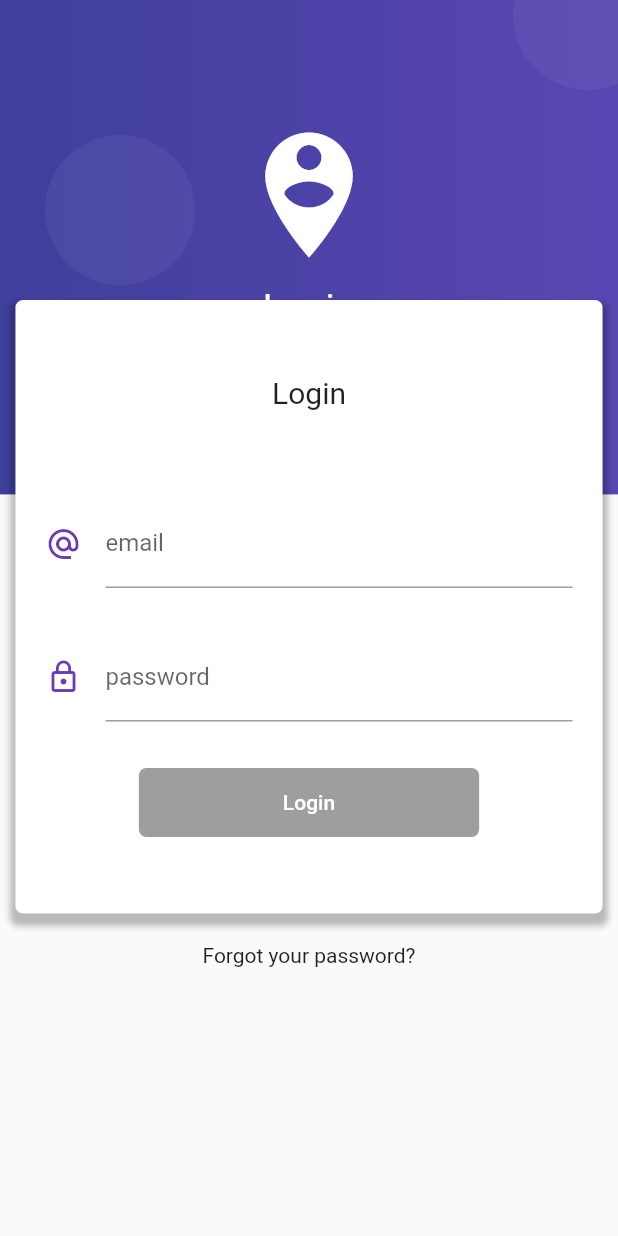
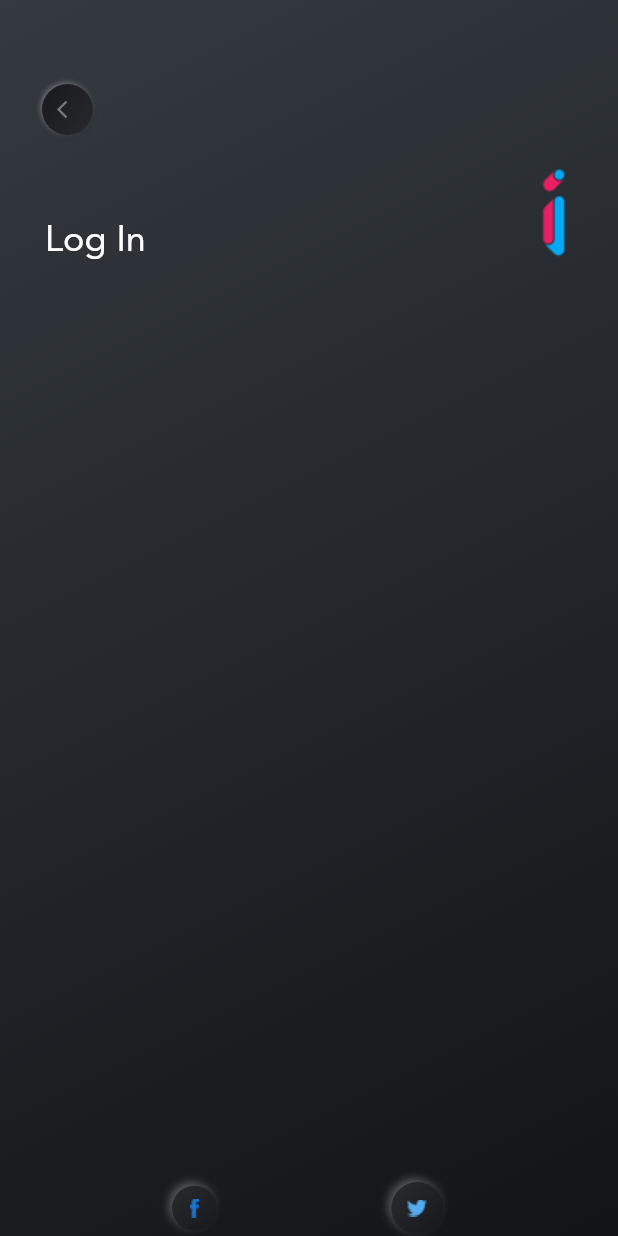
Before and after one commit to chessco/ido_english, a Flutter app: the screen it shows after launch, on a phone screen of 412 x 824 dp. Run offline on Flutter 3.47's test engine with Material 2 defaults, Android fonts, the phone set to English and light mode, and no system bars; drawn by our look-alikes of flutter_neumorphic; our stand-ins replace rxdart.

Commit message:
Javi branch
Javi branch

```diff
--- a/lib/main.dart
+++ b/lib/main.dart
@@ -4,29 +4,33 @@ import 'package:ido_english/src/bloc/provider.dart';
 
 import 'package:ido_english/src/pages/home_page.dart';
 import 'package:ido_english/src/pages/login_page.dart';
-import 'package:ido_english/src/pages/producto_page.dart';
 
 void main() => runApp(MyApp());
 
 class MyApp extends StatelessWidget {
   @override
   Widget build(BuildContext context) {
-
     return Provider(
       child: MaterialApp(
         debugShowCheckedModeBanner: false,
         title: 'iDo English',
         initialRoute: 'login',
         routes: {
-          'login' : ( BuildContext context ) => LoginPage(),
-          'home'  : ( BuildContext context ) => HomePage(),
-          'producto'  : ( BuildContext context ) => ProductoPage(),
+          'login': (BuildContext context) => LoginPage(),
+          'home': (BuildContext context) => HomePage(),
         },
         theme: ThemeData(
-          primaryColor: Colors.deepOrange,
+          primaryColor: Color(0xFF17191C),
+          brightness: Brightness.light,
+          textTheme: TextTheme(
+            title: TextStyle(
+              color: Colors.white,
+              fontSize: 24,
+            ),
+          ),
+          fontFamily: 'AvenirLTStd',
         ),
       ),
     );
-
   }
 }
--- a/lib/src/pages/login_page.dart
+++ b/lib/src/pages/login_page.dart
@@ -1,38 +1,91 @@
 import 'package:flutter/material.dart';
+import 'package:flutter/services.dart';
 import 'package:ido_english/src/bloc/provider.dart';
+import 'package:ido_english/src/shared/shared.dart';
 
 class LoginPage extends StatelessWidget {
   @override
   Widget build(BuildContext context) {
+    Size size = MediaQuery.of(context).size;
     return Scaffold(
-      body: Stack(
+      resizeToAvoidBottomInset: false,
+      body: AnnotatedRegion<SystemUiOverlayStyle>(
+        value: SystemUiOverlayStyle.light,
+        child: Stack(
+          fit: StackFit.expand,
           children: <Widget>[
-          _crearFondo( context ),
-          _loginForm( context ),
+            BackgroundWidget(
+              width: size.width,
+              height: size.height,
+              child: Column(
+                children: <Widget>[],
+              ),
+            ),
+            Positioned(
+              child: BackButtonWidget(),
+              left: 20,
+              top: kToolbarHeight,
+            ),
+            Positioned(
+              child: Container(
+                child: Text('Log In', style: Theme.of(context).textTheme.title),
+              ),
+              left: 30,
+              top: kToolbarHeight + 90,
+            ),
+            Positioned(
+              child: Container(
+                child: Image.asset('assets/images/idologo.png'),
+              ),
+              right: 30,
+              top: kToolbarHeight + 50,
+            ),
+            Container(
+              height: double.infinity,
+              child: SafeArea(
+                child: Column(
+                  children: <Widget>[
+                    Expanded(
+                      child: SingleChildScrollView(
+                        physics: AlwaysScrollableScrollPhysics(),
+                        child: Column(),
+                      ),
+                    ),
+                    Spacer(),
+                    Row(
+                      mainAxisAlignment: MainAxisAlignment.spaceEvenly,
+                      crossAxisAlignment: CrossAxisAlignment.center,
+                      children: <Widget>[
+                        FbButtonWidget(),
+                        TwitterButtonWidget(),
                       ],
-      )
+                    ),
+                  ],
+                ),
+              ),
+            ),
+          ],
+        ),
+      ),
     );
   }
 
   Widget _loginForm(BuildContext context) {
-
     final bloc = Provider.of(context);
     final size = MediaQuery.of(context).size;
 
     return SingleChildScrollView(
       child: Column(
         children: <Widget>[
-
           SafeArea(
             child: Container(
               height: 180.0,
             ),
           ),
-
           Container(
             width: size.width * 0.95,
             margin: EdgeInsets.symmetric(vertical: 20.0),
-            padding: EdgeInsets.symmetric( vertical: 50.0 ),
+            padding: EdgeInsets.symmetric(vertical: 50.0),
             decoration: BoxDecoration(
                 color: Colors.white,
                 borderRadius: BorderRadius.circular(5.0),
@@ -41,146 +94,113 @@ class LoginPage extends StatelessWidget {
                       color: Colors.black26,
                       blurRadius: 3.0,
                       offset: Offset(0.0, 5.0),
-                  spreadRadius: 3.0
-                )
-              ]
-            ),
+                      spreadRadius: 3.0)
+                ]),
             child: Column(
               children: <Widget>[
                 Text('Login', style: TextStyle(fontSize: 20.0)),
-                SizedBox( height: 60.0 ),
-                _crearEmail( bloc ),
-                SizedBox( height: 30.0 ),
-                _crearPassword( bloc ),
-                SizedBox( height: 30.0 ),
-                _crearBoton( bloc )
+                SizedBox(height: 60.0),
+                _crearEmail(bloc),
+                SizedBox(height: 30.0),
+                _crearPassword(bloc),
+                SizedBox(height: 30.0),
+                _crearBoton(bloc)
               ],
             ),
           ),
-
           Text('Forgot your password?'),
-          SizedBox( height: 100.0 )
+          SizedBox(height: 100.0)
         ],
       ),
     );
-
-
   }
 
   Widget _crearEmail(LoginBloc bloc) {
-
     return StreamBuilder(
       stream: bloc.emailStream,
-      builder: (BuildContext context, AsyncSnapshot snapshot){
-
+      builder: (BuildContext context, AsyncSnapshot snapshot) {
         return Container(
           padding: EdgeInsets.symmetric(horizontal: 20.0),
-
           child: TextField(
             keyboardType: TextInputType.emailAddress,
             decoration: InputDecoration(
-            icon: Icon( Icons.alternate_email, color: Colors.deepPurple ),
+                icon: Icon(Icons.alternate_email, color: Colors.deepPurple),
                 hintText: 'sample@email.com',
                 labelText: 'email',
                 counterText: snapshot.data,
-            errorText: snapshot.error
-          ),
+                errorText: snapshot.error),
             onChanged: bloc.changeEmail,
           ),
-
         );
-
-
       },
     );
-
-
   }
 
   Widget _crearPassword(LoginBloc bloc) {
-
     return StreamBuilder(
       stream: bloc.passwordStream,
-      builder: (BuildContext context, AsyncSnapshot snapshot){
-
+      builder: (BuildContext context, AsyncSnapshot snapshot) {
         return Container(
           padding: EdgeInsets.symmetric(horizontal: 20.0),
-
           child: TextField(
             obscureText: true,
             decoration: InputDecoration(
-              icon: Icon( Icons.lock_outline, color: Colors.deepPurple ),
+                icon: Icon(Icons.lock_outline, color: Colors.deepPurple),
                 labelText: 'password',
                 counterText: snapshot.data,
-              errorText: snapshot.error
-            ),
+                errorText: snapshot.error),
             onChanged: bloc.changePassword,
           ),
-
         );
-
       },
     );
-
-
   }
 
-  Widget _crearBoton( LoginBloc bloc) {
-
+  Widget _crearBoton(LoginBloc bloc) {
     // formValidStream
     // snapshot.hasData
     //  true ? algo si true : algo si false
 
     return StreamBuilder(
       stream: bloc.formValidStream,
-      builder: (BuildContext context, AsyncSnapshot snapshot){
-
+      builder: (BuildContext context, AsyncSnapshot snapshot) {
         return RaisedButton(
             child: Container(
-            padding: EdgeInsets.symmetric( horizontal: 80.0, vertical: 15.0),
+              padding: EdgeInsets.symmetric(horizontal: 80.0, vertical: 15.0),
               child: Text('Login'),
             ),
             shape: RoundedRectangleBorder(
-            borderRadius: BorderRadius.circular(5.0)
-          ),
+                borderRadius: BorderRadius.circular(5.0)),
             elevation: 0.0,
             color: Colors.deepPurple,
             textColor: Colors.white,
-          onPressed: snapshot.hasData ? ()=> _login(bloc, context) : null
-        );
+            onPressed: snapshot.hasData ? () => _login(bloc, context) : null);
       },
     );
   }
 
   _login(LoginBloc bloc, BuildContext context) {
-
     print('================');
-    print('Email: ${ bloc.email }');
-    print('Password: ${ bloc.password }');
+    print('Email: ${bloc.email}');
+    print('Password: ${bloc.password}');
     print('================');
 
     Navigator.pushReplacementNamed(context, 'home');
-
   }
 
-
   Widget _crearFondo(BuildContext context) {
-
     final size = MediaQuery.of(context).size;
 
     final fondoModaro = Container(
       height: size.height * 0.4,
       width: double.infinity,
       decoration: BoxDecoration(
-        gradient: LinearGradient(
-          colors: <Color> [
+          gradient: LinearGradient(colors: <Color>[
         Color.fromRGBO(63, 63, 156, 1.0),
         Color.fromRGBO(90, 70, 178, 1.0)
         //Colors.black87,
         // Colors.black38
-          ]
-        )
-      ),
+      ])),
     );
 
     final circulo = Container(
@@ -188,34 +208,29 @@ class LoginPage extends StatelessWidget {
       height: 100.0,
       decoration: BoxDecoration(
           borderRadius: BorderRadius.circular(100.0),
-        color: Color.fromRGBO(255, 255, 255, 0.05)
-      ),
+          color: Color.fromRGBO(255, 255, 255, 0.05)),
     );
-
 
     return Stack(
       children: <Widget>[
         fondoModaro,
-        Positioned( top: 90.0, left: 30.0, child: circulo ),
-        Positioned( top: -40.0, right: -30.0, child: circulo ),
-        Positioned( bottom: -50.0, right: -10.0, child: circulo ),
-        Positioned( bottom: 120.0, right: 20.0, child: circulo ),
-        Positioned( bottom: -50.0, left: -20.0, child: circulo ),
-
+        Positioned(top: 90.0, left: 30.0, child: circulo),
+        Positioned(top: -40.0, right: -30.0, child: circulo),
+        Positioned(bottom: -50.0, right: -10.0, child: circulo),
+        Positioned(bottom: 120.0, right: 20.0, child: circulo),
+        Positioned(bottom: -50.0, left: -20.0, child: circulo),
         Container(
           padding: EdgeInsets.only(top: 80.0),
           child: Column(
             children: <Widget>[
-              Icon( Icons.person_pin_circle, color: Colors.white, size: 100.0 ),
-              SizedBox( height: 10.0, width: double.infinity ),
-              Text('Login', style: TextStyle( color: Colors.white, fontSize: 25.0 ))
+              Icon(Icons.person_pin_circle, color: Colors.white, size: 100.0),
+              SizedBox(height: 10.0, width: double.infinity),
+              Text('Login',
+                  style: TextStyle(color: Colors.white, fontSize: 25.0))
             ],
           ),
         )
-
       ],
     );
-
   }
-
 }
--- /dev/null
+++ b/lib/src/shared/background/background.dart
@@ -0,0 +1,46 @@
+import 'package:flutter/material.dart';
+
+class BackgroundWidget extends StatelessWidget {
+  final double height;
+  final double width;
+  final Widget child;
+
+  const BackgroundWidget({Key key, this.height, this.width, this.child})
+      : super(key: key);
+
+  @override
+  Widget build(BuildContext context) {
+    return Container(
+      height: height,
+      width: width,
+      decoration: BoxDecoration(
+        gradient: LinearGradient(
+          begin: Alignment.topLeft,
+          end: Alignment.bottomRight,
+          colors: [
+            Color(0xFF353A40),
+            Color(0xFF121416),
+          ],
+        ),
+        boxShadow: [
+          BoxShadow(
+            color: Color.fromRGBO(232, 237, 243, 0.05),
+            offset: Offset(12, -20),
+            blurRadius: 56,
+          ),
+          BoxShadow(
+            color: Color.fromRGBO(2, 3, 3, 0.7),
+            offset: Offset(36, 12),
+            blurRadius: 64,
+          ),
+          // BoxShadow(
+          //   color: Color.fromRGBO(248, 249, 249, 0.03),
+          //   offset: Offset(-16, -6),
+          //   blurRadius: 80,
+          // )
+        ],
+      ),
+      child: child,
+    );
+  }
+}
--- /dev/null
+++ b/lib/src/shared/buttons/back_button.dart
@@ -0,0 +1,39 @@
+import 'package:flutter/material.dart';
+import 'package:flutter_neumorphic/flutter_neumorphic.dart';
+
+class BackButtonWidget extends StatelessWidget {
+  final VoidCallback onPressed;
+
+  BackButtonWidget({Key key, this.onPressed});
+  @override
+  Widget build(BuildContext context) {
+    return NeumorphicTheme(
+      theme: NeumorphicThemeData(
+        baseColor: Color(0xFF32383E),
+        variantColor: Color(0xFF17191C),
+        intensity: 0.3,
+        lightSource: LightSource.topLeft,
+        depth: 2,
+      ),
+      child: NeumorphicButton(
+        onClick: onPressed ??
+            () {
+              Navigator.of(context).maybePop();
+            },
+        boxShape: NeumorphicBoxShape.circle(),
+        style: NeumorphicStyle(
+          surfaceIntensity: 0.2,
+          shape: NeumorphicShape.concave,
+          color: Color(0xFF17191C),
+        ),
+        child: Center(
+          child: Icon(
+            Icons.arrow_back_ios,
+            size: 14,
+            color: Colors.grey.withOpacity(0.7),
+          ),
+        ),
+      ),
+    );
+  }
+}
--- /dev/null
+++ b/lib/src/shared/buttons/fb_button.dart
@@ -0,0 +1,37 @@
+import 'package:flutter/material.dart';
+import 'package:flutter_neumorphic/flutter_neumorphic.dart';
+
+class FbButtonWidget extends StatelessWidget {
+  final VoidCallback onPressed;
+
+  FbButtonWidget({Key key, this.onPressed});
+
+  @override
+  Widget build(BuildContext context) {
+    return NeumorphicTheme(
+      theme: NeumorphicThemeData(
+        baseColor: Color(0xFF32383E),
+        variantColor: Color(0xFF17191C),
+        intensity: 0.3,
+        lightSource: LightSource.topLeft,
+        depth: 4,
+      ),
+      child: NeumorphicButton(
+        padding: const EdgeInsets.all(12),
+        onClick: () {},
+        boxShape: NeumorphicBoxShape.circle(),
+        style: NeumorphicStyle(
+          surfaceIntensity: 0.2,
+          shape: NeumorphicShape.convex,
+          color: Color(0xFF17191C),
+        ),
+        child: Center(
+          child: Image.asset(
+            'assets/images/fb.png',
+            fit: BoxFit.fill,
+          ),
+        ),
+      ),
+    );
+  }
+}
--- /dev/null
+++ b/lib/src/shared/buttons/twitter_button.dart
@@ -0,0 +1,37 @@
+import 'package:flutter/material.dart';
+import 'package:flutter_neumorphic/flutter_neumorphic.dart';
+
+class TwitterButtonWidget extends StatelessWidget {
+  final VoidCallback onPressed;
+
+  TwitterButtonWidget({Key key, this.onPressed});
+
+  @override
+  Widget build(BuildContext context) {
+    return NeumorphicTheme(
+      theme: NeumorphicThemeData(
+        baseColor: Color(0xFF32383E),
+        variantColor: Color(0xFF17191C),
+        intensity: 0.3,
+        lightSource: LightSource.topLeft,
+        depth: 4,
+      ),
+      child: NeumorphicButton(
+        padding: const EdgeInsets.all(12),
+        onClick: () {},
+        boxShape: NeumorphicBoxShape.circle(),
+        style: NeumorphicStyle(
+          surfaceIntensity: 0.2,
+          shape: NeumorphicShape.convex,
+          color: Color(0xFF17191C),
+        ),
+        child: Center(
+          child: Image.asset(
+            'assets/images/twitter.png',
+            fit: BoxFit.fill,
+          ),
+        ),
+      ),
+    );
+  }
+}
--- /dev/null
+++ b/lib/src/shared/shared.dart
@@ -0,0 +1,4 @@
+export 'package:ido_english/src/shared/background/background.dart';
+export 'package:ido_english/src/shared/buttons/back_button.dart';
+export 'package:ido_english/src/shared/buttons/fb_button.dart';
+export 'package:ido_english/src/shared/buttons/twitter_button.dart';
```
Also changed, not shown: assets/fonts/LeagueSpartan/SIL Open Font License.txt (added, +44 -0 lines), lib/src/pages/login2_page.dart (added, +221 -0 lines), pubspec.yaml (+14 -14 lines), assets/fonts/AvenirLTStd/AvenirLTStd-Book.otf (added), assets/fonts/AvenirLTStd/AvenirLTStd-Medium.otf (added), assets/fonts/AvenirLTStd/AvenirLTStd-Roman.otf (added), assets/fonts/LeagueSpartan/LeagueSpartan-Bold.otf (added), assets/images/Logo iDO.png (added), assets/images/emailicon.png (added), assets/images/fb.png (added), assets/images/idologo.png (added), assets/images/passwordicon.png (added), assets/images/twitter.png (added), pubspec.lock. Lines whose indentation alone changed are shown as unchanged.
